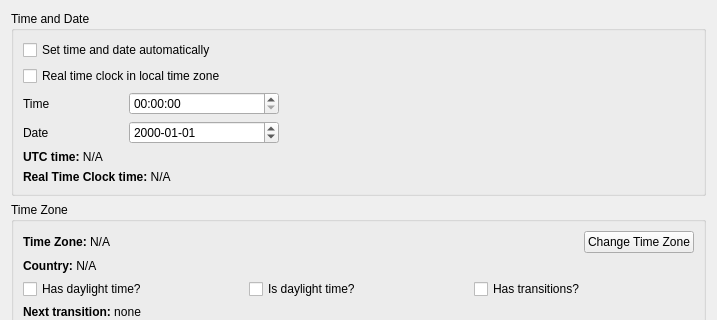
The window that src/manjaro-settings-manager/pages/PageTimeDate.ui (manjaro/manjaro-settings-manager) describes before a commit, drawn with Qt 5; both pictures show x 0 to 717 and y 0 to 320 of the 717 by 542 pixel window.
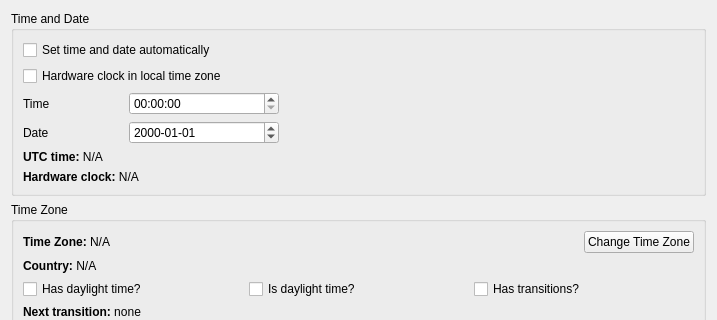
The same window after the commit.

Commit message: Fix strins, change "Real time clock" to "Hardware clock"

Patch:
```diff
--- a/src/manjaro-settings-manager/pages/PageTimeDate.ui
+++ b/src/manjaro-settings-manager/pages/PageTimeDate.ui
@@ -30,7 +30,7 @@
       <item>
        <widget class="QCheckBox" name="isRtcLocalCheckBox">
         <property name="text">
-         <string>Real time clock in local time zone</string>
+         <string>Hardware clock in local time zone</string>
         </property>
        </widget>
       </item>
@@ -130,7 +130,7 @@
       <item>
        <widget class="QLabel" name="rtcTimeLabel">
         <property name="text">
-         <string>&lt;html&gt;&lt;head/&gt;&lt;body&gt;&lt;p&gt;&lt;span style=&quot; font-weight:600;&quot;&gt;Real Time Clock time:&lt;/span&gt; N/A&lt;/p&gt;&lt;/body&gt;&lt;/html&gt;</string>
+         <string notr="true">&lt;html&gt;&lt;head/&gt;&lt;body&gt;&lt;p&gt;&lt;span style=&quot; font-weight:600;&quot;&gt;Hardware clock:&lt;/span&gt; N/A&lt;/p&gt;&lt;/body&gt;&lt;/html&gt;</string>
         </property>
        </widget>
       </item>
```
Left out of the diff: 6 changed lines with no effect on the pictures. The commit also changes 1 other file.
